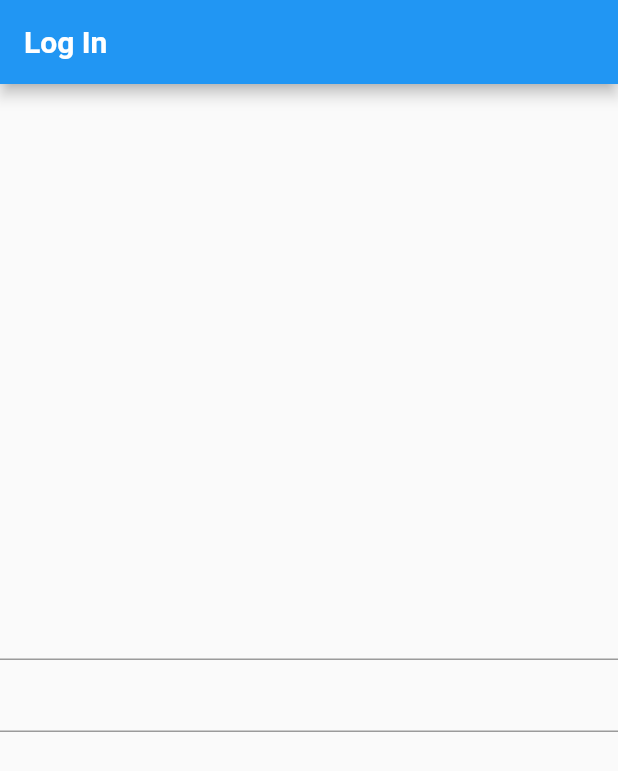
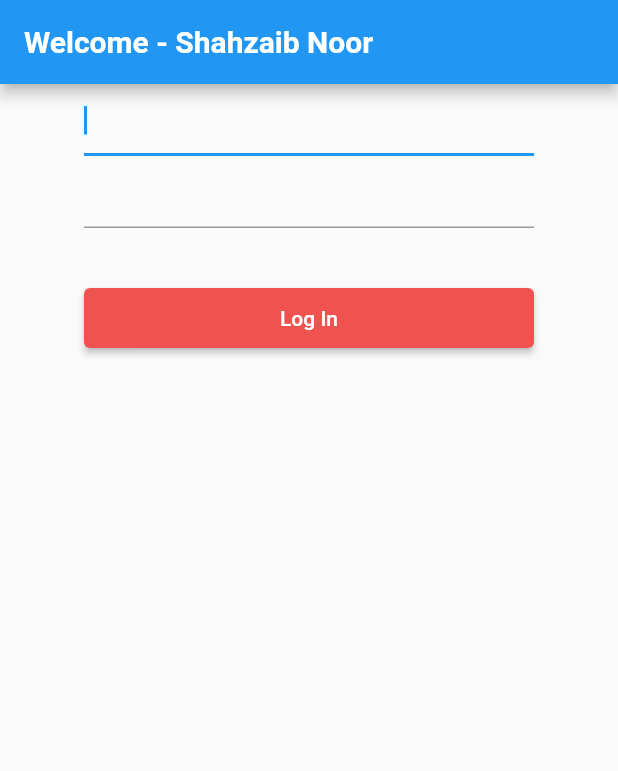
Before and after one commit to ShahzaibSE/shahzaib-noor-login-flutter-app, a Flutter app: the screen it shows after launch, on a phone screen of 412 x 824 dp. Shown: the top 771 px of the screen. Run offline on Flutter 3.47's test engine with Material 2 defaults, Android fonts, the phone set to English and light mode, and no system bars; missing offline and left inert: dart:html.

Commit message:
Form controls added and layout updated.

```diff
--- a/lib/main.dart
+++ b/lib/main.dart
@@ -1,3 +1,5 @@
+import 'dart:html';
+
 import 'package:flutter/material.dart';
 
 void main() {
@@ -9,6 +11,7 @@ class MyApp extends StatelessWidget {
   @override
   Widget build(BuildContext context) {
     return MaterialApp(
+      debugShowCheckedModeBanner: false,
       title: 'Flutter Demo',
       theme: ThemeData(
         // This is the theme of your application.
@@ -22,7 +25,7 @@ class MyApp extends StatelessWidget {
         // is not restarted.
         primarySwatch: Colors.blue,
       ),
-      home: MyHomePage(title: 'Log In'),
+      home: MyHomePage(title: 'Welcome - Shahzaib Noor'),
     );
   }
 }
@@ -62,15 +65,47 @@ class _MyHomePageState extends State<MyHomePage> {
         // the App.build method, and use it to set our appbar title.
         title: Text(widget.title, style: TextStyle(fontWeight: FontWeight.bold)),
       ),
-      body: Center(
-        child: Column(
-          crossAxisAlignment: CrossAxisAlignment.center,
-          mainAxisAlignment: MainAxisAlignment.center,
-          children: [
-            TextField(key: Key('email')),
-            TextField(key: Key('password'))
-          ],)
-      ), // This trailing comma makes auto-formatting nicer for build methods.
+      body: SingleChildScrollView(
+        // padding: const EdgeInsets.only(top: 20.0),
+        child: Center(
+          child: Column(
+            crossAxisAlignment: CrossAxisAlignment.center,
+            mainAxisAlignment: MainAxisAlignment.center,
+            children: [
+              const SizedBox(width:100),
+              Container(
+                width: 300,
+                child: TextField(
+                  key: Key('email'),
+                  autocorrect: true,
+                  autofocus: true,
+                ),
+              ),
+              Container(
+                width: 300,
+                child: TextField(
+                  key: Key('password'),
+                  autocorrect: true,
+                  autofocus: true,
+                  obscureText: true
+                ),
+                padding: const EdgeInsets.only(bottom: 20.0),
+              ),
+              Container(
+                width: 300,
+                height: 60,
+                padding: const EdgeInsets.only(top:20.0),
+                child: ElevatedButton(
+                  child: Text('Log In'),
+                  onPressed: (){},
+                  style: ElevatedButton.styleFrom(
+                    primary: Colors.red[400]
+                  )
+                )
+              )
+            ],)
+        ),
+       ) // This trailing comma makes auto-formatting nicer for build methods.
     );
   }
 }
```
